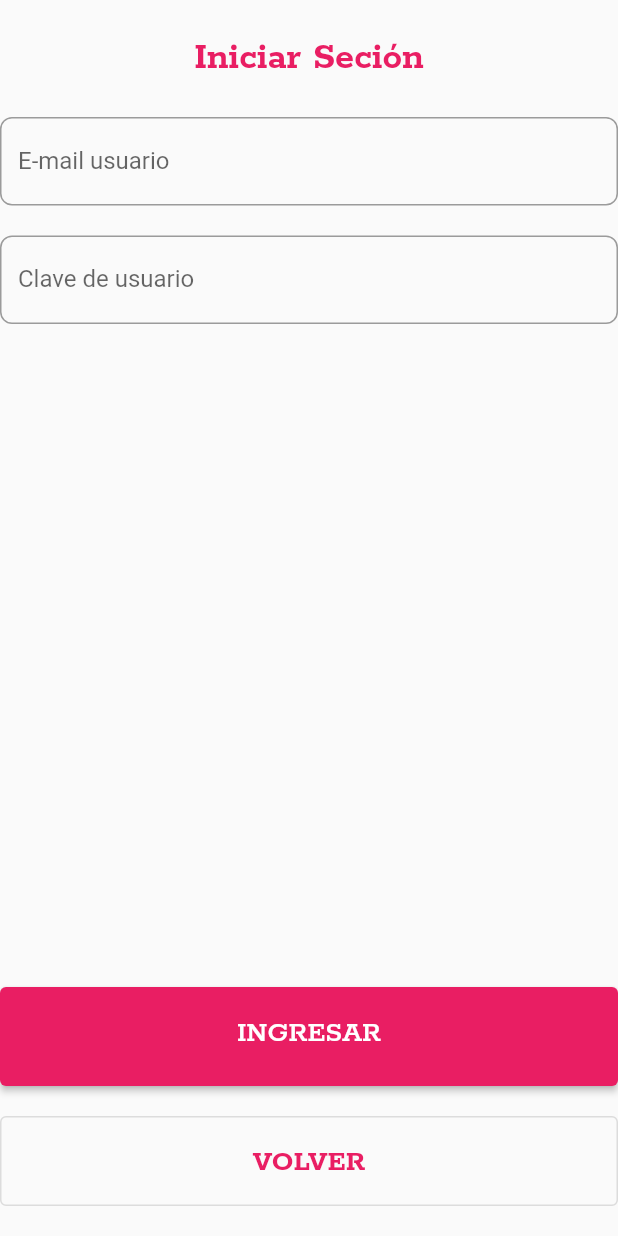
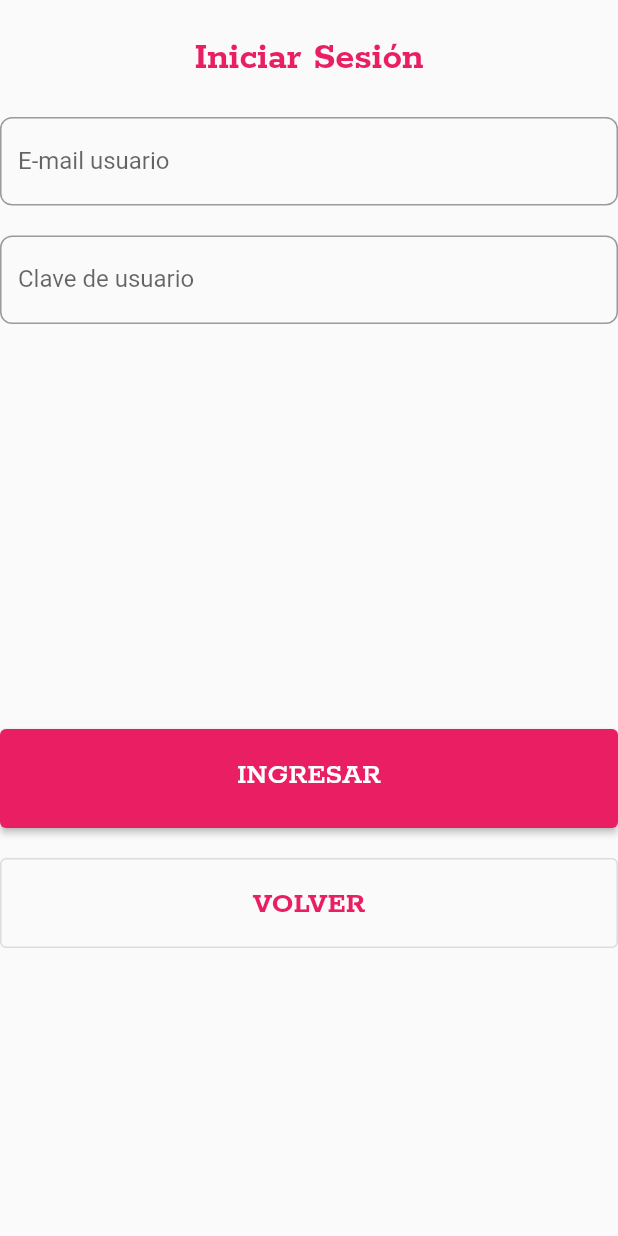
Before and after one commit to SoniaBigatti/Tarea_01_SB, a Flutter app: the screen it shows after launch, on a phone screen of 412 x 824 dp. Run offline on Flutter 3.47's test engine with Material 2 defaults, Android fonts, the phone set to English and light mode, and no system bars.

Commit message:
Corregí el teclado y el SizedBox.

```diff
--- a/lib/screens/login.dart
+++ b/lib/screens/login.dart
@@ -14,7 +14,9 @@ class _LoginPageState extends State<LoginPage> {
   @override
   Widget build(BuildContext context) {
     return Scaffold(
-      body: SafeArea(
+      body: GestureDetector( onTap: (){FocusScope.of(context).unfocus();},
+        child: SafeArea(
+          child: SingleChildScrollView(
             child: Center(
               child: Column(
                 children: [
@@ -31,9 +33,7 @@ class _LoginPageState extends State<LoginPage> {
                     text: 'Clave de usuario',
                   ),
 
-              const Expanded(
-                child: SizedBox(height: 20),
-              ),
+                  const SizedBox(height: 270),
 
                   const CustomButton(),
 
@@ -44,6 +44,8 @@ class _LoginPageState extends State<LoginPage> {
                   ),
                   const SizedBox(height: 20),
                 ],
+              ),
+            ),
           ),
         ),
       ),
@@ -65,7 +67,7 @@ class TextoInicioSecion extends StatelessWidget {
       margin: const EdgeInsets.all(24),
       height: 30,
       child: const Text(
-        'Iniciar Seción',
+        'Iniciar Sesión',
         style: TextStyle(
             fontFamily: 'Rokkitt', fontSize: 26, fontWeight: FontWeight.bold, color: Colors.pink),
       ),
```
Lines whose indentation alone changed are shown as unchanged.
